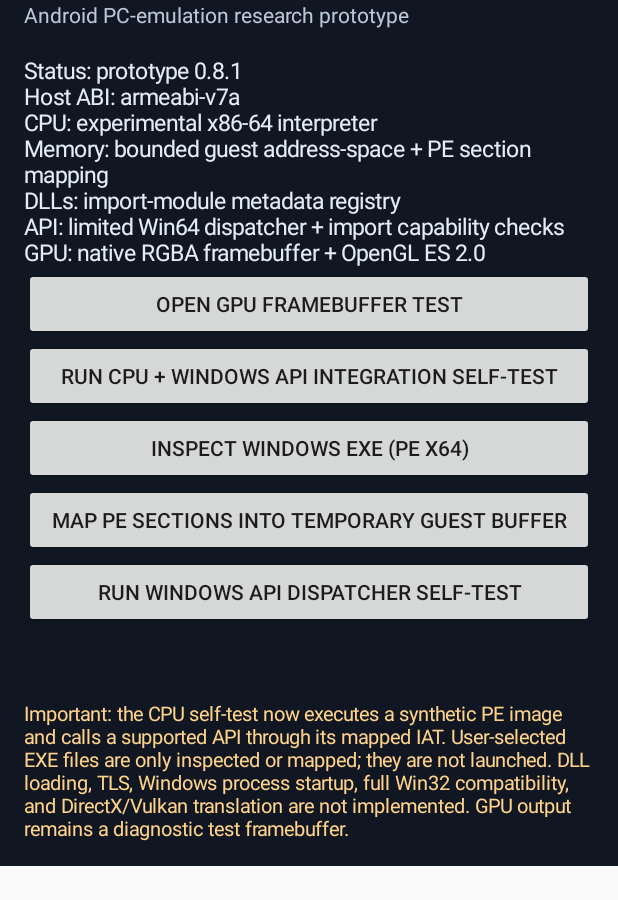
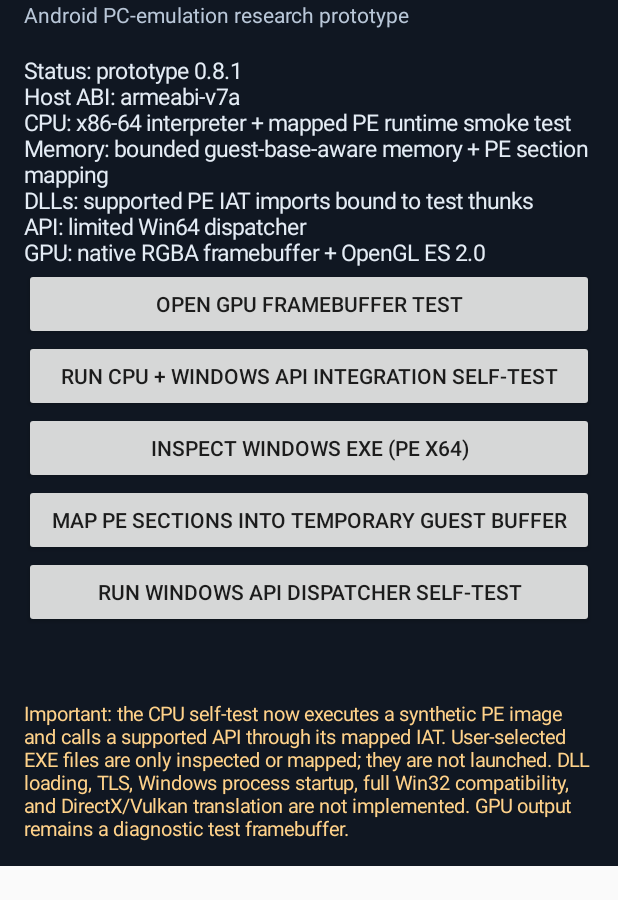
Before and after one commit to suksesjt12-source/AsterPc, an Android app: the screen it shows after launch (MainActivity), on a phone screen of 412 x 824 dp, the part 85-985 px from its top. Run offline under Robolectric (Android 15) with nearby library versions, the phone set to English and light mode, and no system bars; 1 statement that could not run was skipped.

Commit message:
Clarify AsterPC mapped PE runtime test status

```diff
--- a/app/src/main/java/com/asterpc/MainActivity.java
+++ b/app/src/main/java/com/asterpc/MainActivity.java
@@ -53,7 +53,7 @@ public class MainActivity extends Activity {
 
         TextView status = new TextView(this);
         status.setText("\nStatus: prototype 0.8.1\nHost ABI: " + android.os.Build.SUPPORTED_ABIS[0]
-                + "\nCPU: experimental x86-64 interpreter\nMemory: bounded guest address-space + PE section mapping\nDLLs: import-module metadata registry\nAPI: limited Win64 dispatcher + import capability checks\nGPU: native RGBA framebuffer + OpenGL ES 2.0");
+                + "\nCPU: x86-64 interpreter + mapped PE runtime smoke test\nMemory: bounded guest-base-aware memory + PE section mapping\nDLLs: supported PE IAT imports bound to test thunks\nAPI: limited Win64 dispatcher\nGPU: native RGBA framebuffer + OpenGL ES 2.0");
         status.setTextColor(0xFFE4ECF5);
         status.setTextSize(15);
         root.addView(status);
```
